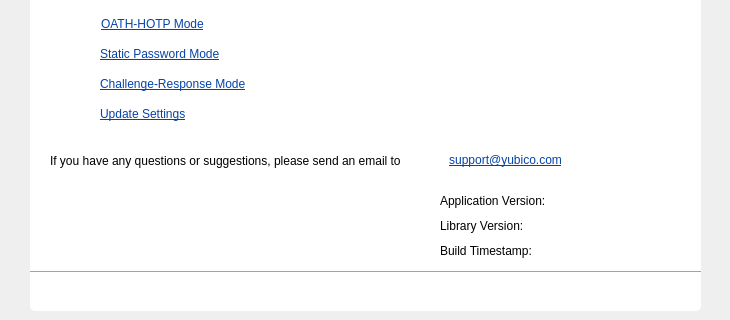
Qt form src/ui/aboutpage.ui (Yubico/yubikey-personalization-gui) before a commit; both pictures show x 0 to 730 and y 219 to 539 of the 730 by 650 pixel window.
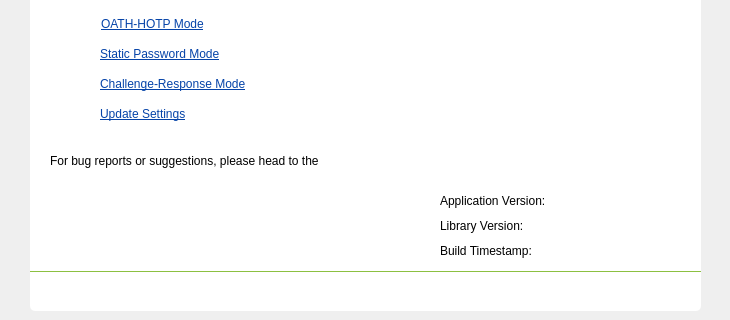
The same form after that commit. Icons and pictures are not drawn.

Commit message: Update Feedback Process

What changed in the file:
```diff
--- a/src/ui/aboutpage.ui
+++ b/src/ui/aboutpage.ui
@@ -458,7 +458,7 @@
      </rect>
     </property>
     <property name="text">
-     <string>If you have any questions or suggestions, please send an email to</string>
+     <string>For bug reports or suggestions, please head to the</string>
     </property>
    </widget>
    <widget class="QPushButton" name="supportBtn">
@@ -494,7 +494,7 @@
 color: rgb(5, 67, 168);</string>
     </property>
     <property name="text">
-     <string>support@yubico.com</string>
+     <string><a href="https://github.com/Yubico/yubikey-personalization-gui/issues">GitHub page</a>.</string>
     </property>
     <property name="autoDefault">
      <bool>false</bool>
```
